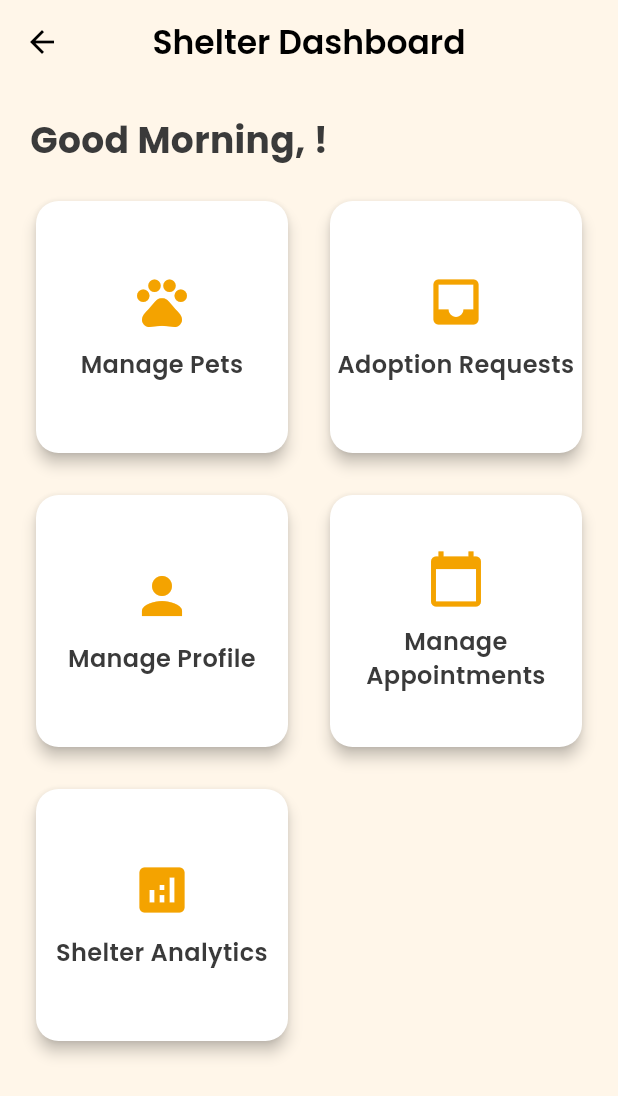
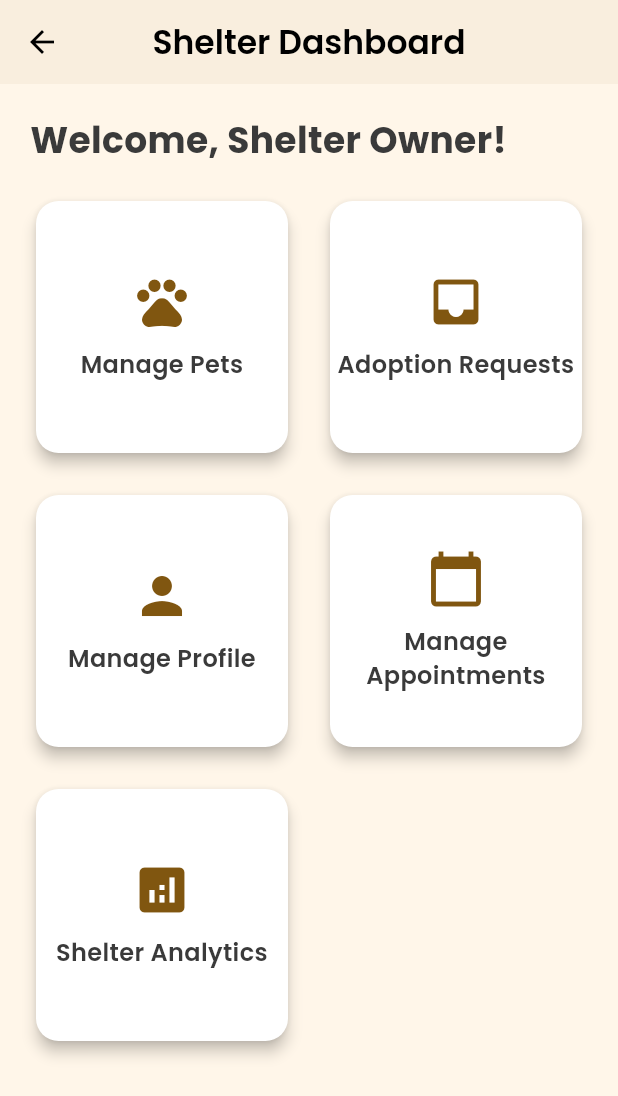
Before and after one commit to AmayMalviya/Pet-Connect, a Flutter app: the ShelterHomeScreen screen opened by its route, on a phone screen of 412 x 824 dp. Shown: the top 1096 px of the screen. Run offline on Flutter 3.47's test engine with Material 3 defaults, Android fonts, the phone set to English and light mode, and no system bars; our stand-ins replace camera, firebase_core, firebase_messaging, flutter_local_notifications, google_fonts, google_maps_flutter and 3 more; accounts and stored records are empty.

Commit message:
Overwrite changes

```diff
--- a/Frontend/lib/main.dart
+++ b/Frontend/lib/main.dart
@@ -37,7 +37,6 @@ import 'package:firebase_core/firebase_core.dart';
 import 'package:pet_connect_app/screens/recommended_shop_screen.dart';
 import 'package:pet_connect_app/screens/shelter/manage_appointments_screen.dart';
 import 'package:pet_connect_app/screens/shelter/shelter_analytics_screen.dart';
-import 'package:pet_connect_app/screens/profile_setup_screen.dart';
 
 import 'package:pet_connect_app/services/notification_service.dart';
 
--- a/Frontend/lib/screens/home_screen.dart
+++ b/Frontend/lib/screens/home_screen.dart
@@ -13,6 +13,7 @@ import 'package:pet_connect_app/screens/grooming_details_screen.dart';
 import 'package:pet_connect_app/screens/training_details_screen.dart';
 import 'package:pet_connect_app/screens/map_screen.dart';
 import 'package:pet_connect_app/screens/recommended_shop_screen.dart';
+import 'package:pet_connect_app/screens/shop_screen.dart'; // Import existing ShopScreen
 // Import SelfCareOptionsScreen
 
 class HomeScreen extends StatefulWidget {
--- a/Frontend/lib/screens/shelter_home_screen.dart
+++ b/Frontend/lib/screens/shelter_home_screen.dart
@@ -5,106 +5,37 @@ import 'package:pet_connect_app/screens/adoption_requests_screen.dart';
 import 'package:pet_connect_app/screens/shelter_profile_screen.dart';
 import 'package:pet_connect_app/screens/shelter/manage_appointments_screen.dart';
 import 'package:pet_connect_app/screens/shelter/shelter_analytics_screen.dart';
-import 'package:pet_connect_app/theme/app_theme.dart';
-import 'package:supabase_flutter/supabase_flutter.dart';
 
-class ShelterHomeScreen extends StatefulWidget {
+class ShelterHomeScreen extends StatelessWidget {
   static const routeName = '/shelter-home';
 
   const ShelterHomeScreen({super.key});
 
   @override
-  State<ShelterHomeScreen> createState() => _ShelterHomeScreenState();
-}
-
-class _ShelterHomeScreenState extends State<ShelterHomeScreen> {
-  String? _shelterName;
-  bool _isLoading = true;
-  String? _error;
-
-  @override
-  void initState() {
-    super.initState();
-    _loadShelterData();
-  }
-
-  Future<void> _loadShelterData() async {
-    setState(() => _isLoading = true);
-
-    try {
-      final user = Supabase.instance.client.auth.currentUser;
-      if (user != null) {
-        final profile = await Supabase.instance.client
-          .from('profiles')
-          .select('first_name')
-          .eq('user_id', user.id)
-          .maybeSingle();
-
-        setState(() {
-          _shelterName = (profile != null && profile['first_name'] != null)
-            ? profile['first_name']
-            : 'Shelter';
-          _error = null;
-        });
-      }
-    } catch (e) {
-      setState(() => _error = e.toString());
-    } finally {
-      setState(() => _isLoading = false);
-    }
-  }
-
-  String _getGreeting() {
-    final hour = DateTime.now().hour;
-    if (hour < 12) {
-      return 'Good Morning';
-    } else if (hour < 17) {
-      return 'Good Afternoon';
-    } else if (hour < 21) {
-      return 'Good Evening';
-    } else {
-      return 'Good Night';
-    }
-  }
-
-  @override
   Widget build(BuildContext context) {
-    if (_isLoading) {
-      return const Scaffold(
-        body: Center(child: CircularProgressIndicator()),
-      );
-    }
-
-    if (_error != null) {
-      return Scaffold(
-        body: Center(child: Text('Error: $_error')),
-      );
-    }
-
     return Scaffold(
       appBar: AppBar(
         title: Text('Shelter Dashboard', style: GoogleFonts.poppins(fontWeight: FontWeight.w600)),
         centerTitle: true,
   backgroundColor: Colors.transparent,
         foregroundColor: Colors.black,
-        elevation: 0,
+        elevation: 1,
       ),
-      body: SingleChildScrollView(
+      body: Padding(
         padding: const EdgeInsets.all(20.0),
         child: Column(
-          crossAxisAlignment: CrossAxisAlignment.start,
+          crossAxisAlignment: CrossAxisAlignment.stretch,
           children: [
             Text(
-              '${_getGreeting()}, ${_shelterName ?? 'Shelter'}!',
+              'Welcome, Shelter Owner!',
               style: GoogleFonts.poppins(fontSize: 24, fontWeight: FontWeight.bold),
             ),
             const SizedBox(height: 20),
-            GridView.count(
+            Expanded(
+              child: GridView.count(
                 crossAxisCount: 2,
                 crossAxisSpacing: 20,
                 mainAxisSpacing: 20,
-              shrinkWrap: true,
-              physics: const NeverScrollableScrollPhysics(),
                 children: [
                   _buildDashboardCard(
                     context,
@@ -148,6 +79,7 @@ class _ShelterHomeScreenState extends State<ShelterHomeScreen> {
                   ),
                 ],
               ),
+            ),
           ],
         ),
       ),
@@ -166,7 +98,7 @@ class _ShelterHomeScreenState extends State<ShelterHomeScreen> {
         child: Column(
           mainAxisAlignment: MainAxisAlignment.center,
           children: [
-            Icon(icon, size: 40, color: AppColors.primary),
+            Icon(icon, size: 40, color: Theme.of(context).primaryColor),
             const SizedBox(height: 10),
             Text(
               title,
```
Lines whose indentation alone changed are shown as unchanged.
